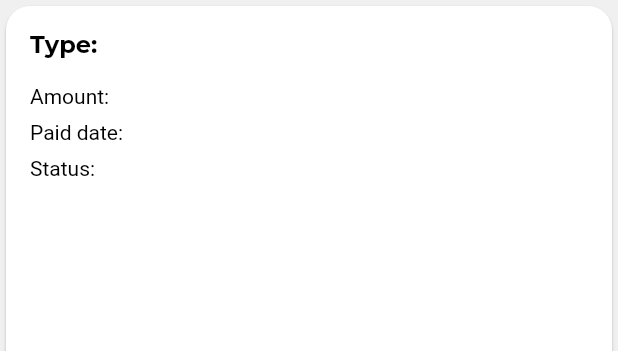
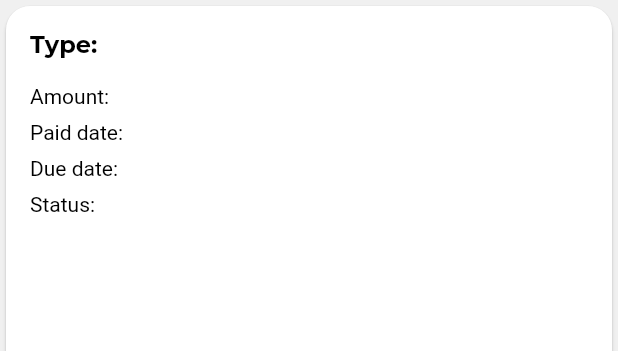
Before and after one commit to boy-warakorn/rmp-flutter, a Flutter app: the PaymentCard widget shown alone on an empty page, opened directly with empty values, on a phone screen of 412 x 824 dp. Shown: the top 351 px of the screen. Run offline on Flutter 3.47's test engine with Material 2 defaults, Android fonts, the phone set to English and light mode, and no system bars; our stand-ins replace carousel_slider, dio, firebase_core, firebase_storage, flutter_datetime_picker, flutter_hooks and 5 more; accounts and stored records are empty; network calls fail.

Commit message:
implement payment tab in overdue status

```diff
--- a/lib/widgets/general/payment_card.dart
+++ b/lib/widgets/general/payment_card.dart
@@ -9,6 +9,7 @@ class PaymentCard extends StatelessWidget {
   final String paidDate;
   final String status;
   final void Function() onPressed;
+  final String dueDate;
 
   const PaymentCard(
       {Key? key,
@@ -16,7 +17,9 @@ class PaymentCard extends StatelessWidget {
       required this.amount,
       required this.paidDate,
       required this.onPressed,
-      required this.status})
+      required this.status,
+        required this.dueDate,
+      })
       : super(key: key);
 
   @override
@@ -46,6 +49,11 @@ class PaymentCard extends StatelessWidget {
                         kSizedBoxVerticalXS,
                         Text(
                           "Paid date: $paidDate",
+                          style: contentStyle,
+                        ),
+                        kSizedBoxVerticalXS,
+                        Text(
+                          "Due date: $dueDate",
                           style: contentStyle,
                         ),
                         kSizedBoxVerticalXS,
```
Also changed, not shown: lib/models/payment.dart (+6 -1 lines), lib/screens/residents/payment/payment_filter_screen.dart (+29 -6 lines), lib/screens/residents/postal/profile_card_screen.dart (+15 -15 lines).
